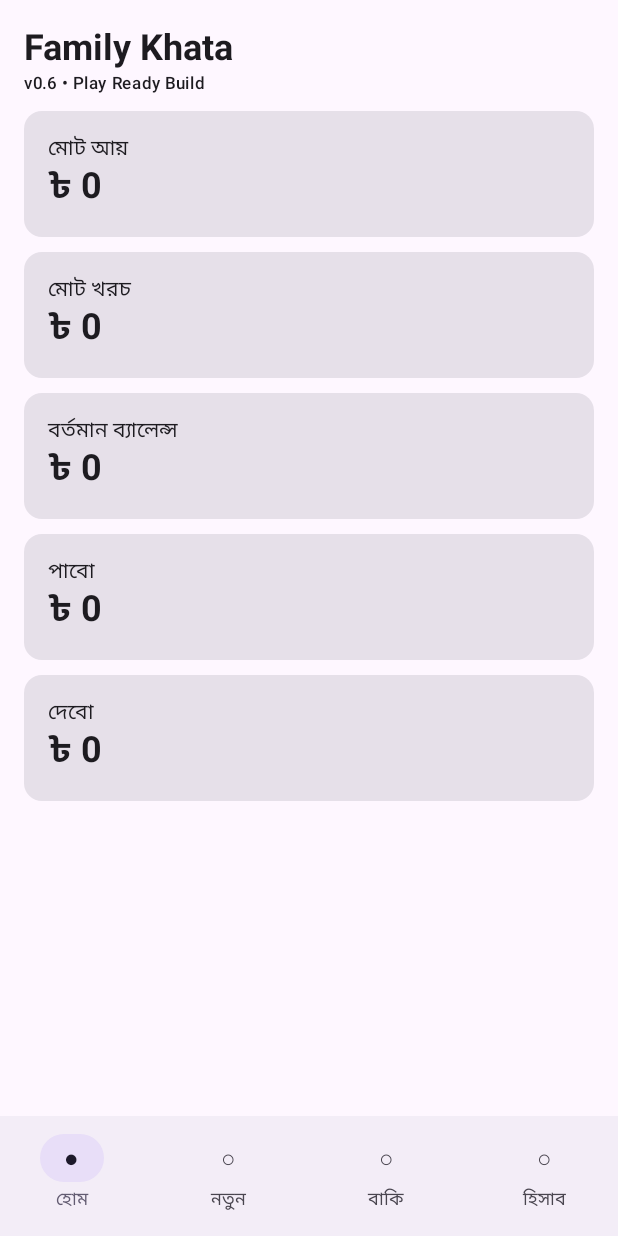
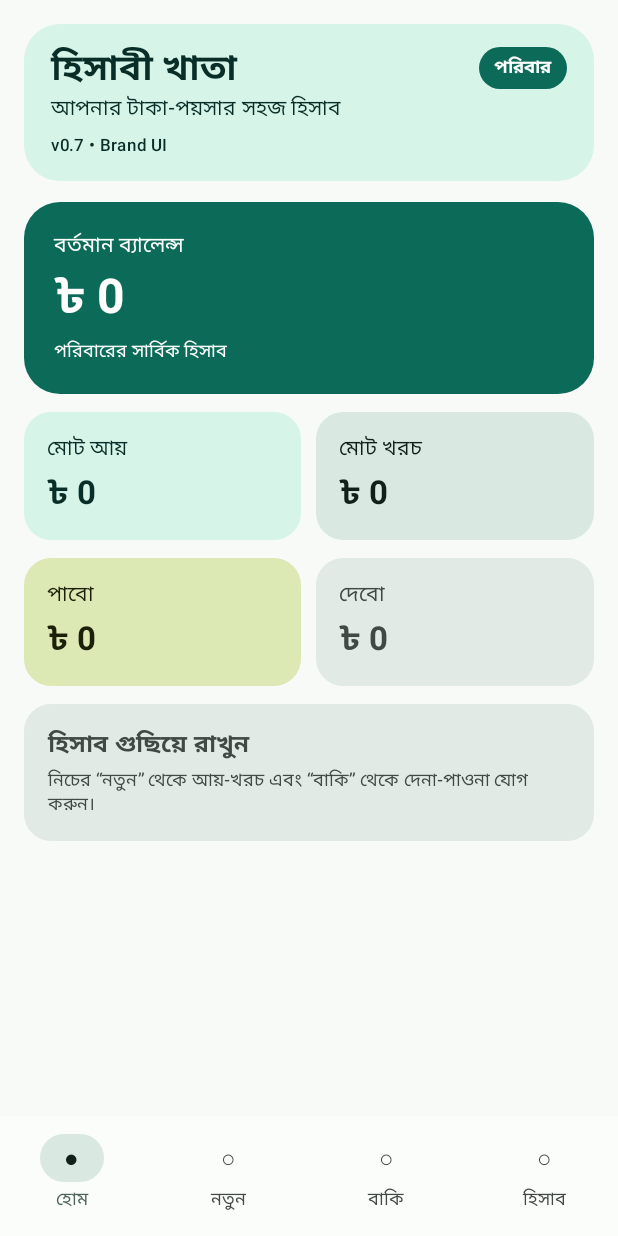
Before and after one commit to Uddinmezbah/Familykhata.Android_source, an Android app built with Jetpack Compose: the screen it shows after launch (MainActivity), on a phone screen of 412 x 824 dp. Run offline under Robolectric (Android 15) with nearby library versions, the light colour scheme and no system bars; our stand-ins replace Room's generated code.

Commit message:
Add Hisabi Khata branding and UI v0.7

```diff
--- a/app/build.gradle.kts
+++ b/app/build.gradle.kts
@@ -16,8 +16,8 @@ android {
         applicationId = "com.familykhata.app"
         minSdk = 24
         targetSdk = 36
-        versionCode = 7
-        versionName = "0.6.0"
+        versionCode = 8
+        versionName = "0.7.0"
 
         testInstrumentationRunner = "androidx.test.runner.AndroidJUnitRunner"
         vectorDrawables.useSupportLibrary = true
--- a/app/src/main/AndroidManifest.xml
+++ b/app/src/main/AndroidManifest.xml
@@ -2,9 +2,11 @@
 <manifest xmlns:android="http://schemas.android.com/apk/res/android">
     <application
         android:allowBackup="true"
-        android:label="Family Khata"
+        android:icon="@mipmap/ic_launcher"
+        android:label="@string/app_name"
+        android:roundIcon="@mipmap/ic_launcher_round"
         android:supportsRtl="true"
-        android:theme="@style/Theme.FamilyKhata">
+        android:theme="@style/Theme.HisabiKhata">
         <activity
             android:name=".MainActivity"
             android:exported="true">
--- a/app/src/main/java/com/familykhata/app/ui/FamilyKhataApp.kt
+++ b/app/src/main/java/com/familykhata/app/ui/FamilyKhataApp.kt
@@ -9,6 +9,7 @@ import androidx.compose.foundation.layout.fillMaxSize
 import androidx.compose.foundation.layout.fillMaxWidth
 import androidx.compose.foundation.layout.height
 import androidx.compose.foundation.layout.padding
+import androidx.compose.foundation.shape.RoundedCornerShape
 import androidx.compose.foundation.lazy.LazyColumn
 import androidx.compose.foundation.lazy.items
 import androidx.compose.foundation.rememberScrollState
@@ -22,6 +23,7 @@ import androidx.compose.material3.NavigationBarItem
 import androidx.compose.material3.OutlinedButton
 import androidx.compose.material3.OutlinedTextField
 import androidx.compose.material3.Scaffold
+import androidx.compose.material3.Surface
 import androidx.compose.material3.Text
 import androidx.compose.material3.TextButton
 import androidx.compose.runtime.Composable
@@ -31,6 +33,7 @@ import androidx.compose.runtime.mutableStateOf
 import androidx.compose.runtime.remember
 import androidx.compose.runtime.setValue
 import androidx.compose.ui.Modifier
+import androidx.compose.ui.graphics.Color
 import androidx.compose.ui.text.font.FontWeight
 import androidx.compose.ui.unit.dp
 import com.familykhata.app.FamilyKhataViewModel
@@ -52,10 +55,10 @@ private enum class Tab(val label: String) {
 fun FamilyKhataApp(viewModel: FamilyKhataViewModel) {
     var tab by remember { mutableStateOf(Tab.DASHBOARD) }
 
-    MaterialTheme {
+    HisabiKhataTheme {
         Scaffold(
             bottomBar = {
-                NavigationBar {
+                NavigationBar(containerColor = MaterialTheme.colorScheme.surface) {
                     Tab.entries.forEach { item ->
                         NavigationBarItem(
                             selected = tab == item,
@@ -73,9 +76,8 @@ fun FamilyKhataApp(viewModel: FamilyKhataViewModel) {
                     .padding(padding)
                     .padding(16.dp)
             ) {
-                Text("Family Khata", style = MaterialTheme.typography.headlineSmall, fontWeight = FontWeight.Bold)
-                Text("v0.6 • Play Ready Build", style = MaterialTheme.typography.labelSmall)
-                Spacer(Modifier.height(10.dp))
+                BrandHeader()
+                Spacer(Modifier.height(14.dp))
                 Box(
                     modifier = Modifier
                         .fillMaxWidth()
@@ -94,27 +96,174 @@ fun FamilyKhataApp(viewModel: FamilyKhataViewModel) {
 }
 
 @Composable
+private fun BrandHeader() {
+    Surface(
+        modifier = Modifier.fillMaxWidth(),
+        shape = RoundedCornerShape(24.dp),
+        color = MaterialTheme.colorScheme.primaryContainer
+    ) {
+        Column(
+            modifier = Modifier.padding(horizontal = 18.dp, vertical = 15.dp),
+            verticalArrangement = Arrangement.spacedBy(6.dp)
+        ) {
+            Row(
+                modifier = Modifier.fillMaxWidth(),
+                horizontalArrangement = Arrangement.SpaceBetween
+            ) {
+                Column {
+                    Text(
+                        "হিসাবী খাতা",
+                        style = MaterialTheme.typography.headlineSmall,
+                        fontWeight = FontWeight.Bold,
+                        color = MaterialTheme.colorScheme.onPrimaryContainer
+                    )
+                    Text(
+                        "আপনার টাকা-পয়সার সহজ হিসাব",
+                        style = MaterialTheme.typography.bodyMedium,
+                        color = MaterialTheme.colorScheme.onPrimaryContainer
+                    )
+                }
+                Surface(
+                    shape = RoundedCornerShape(50),
+                    color = MaterialTheme.colorScheme.primary
+                ) {
+                    Text(
+                        "পরিবার",
+                        modifier = Modifier.padding(horizontal = 10.dp, vertical = 6.dp),
+                        style = MaterialTheme.typography.labelMedium,
+                        fontWeight = FontWeight.SemiBold,
+                        color = MaterialTheme.colorScheme.onPrimary
+                    )
+                }
+            }
+            Text(
+                "v0.7 • Brand UI",
+                style = MaterialTheme.typography.labelSmall,
+                color = MaterialTheme.colorScheme.onPrimaryContainer
+            )
+        }
+    }
+}
+
+@Composable
 private fun DashboardScreen(viewModel: FamilyKhataViewModel) {
     val totals by viewModel.totals.collectAsState()
     val bakiPeople by viewModel.bakiPeople.collectAsState()
     val receivable = bakiPeople.filter { it.balance > 0 }.sumOf { it.balance }
     val payable = -bakiPeople.filter { it.balance < 0 }.sumOf { it.balance }
+    val balance = totals.income - totals.expense
 
-    Column(verticalArrangement = Arrangement.spacedBy(10.dp)) {
-        SummaryCard("মোট আয়", totals.income)
-        SummaryCard("মোট খরচ", totals.expense)
-        SummaryCard("বর্তমান ব্যালেন্স", totals.income - totals.expense)
-        SummaryCard("পাবো", receivable)
-        SummaryCard("দেবো", payable)
+    Column(
+        modifier = Modifier
+            .fillMaxSize()
+            .verticalScroll(rememberScrollState()),
+        verticalArrangement = Arrangement.spacedBy(12.dp)
+    ) {
+        Surface(
+            modifier = Modifier.fillMaxWidth(),
+            shape = RoundedCornerShape(24.dp),
+            color = MaterialTheme.colorScheme.primary
+        ) {
+            Column(
+                modifier = Modifier.padding(20.dp),
+                verticalArrangement = Arrangement.spacedBy(4.dp)
+            ) {
+                Text(
+                    "বর্তমান ব্যালেন্স",
+                    style = MaterialTheme.typography.labelLarge,
+                    color = MaterialTheme.colorScheme.onPrimary
+                )
+                Text(
+                    "৳ ${money(balance)}",
+                    style = MaterialTheme.typography.headlineLarge,
+                    fontWeight = FontWeight.Bold,
+                    color = MaterialTheme.colorScheme.onPrimary
+                )
+                Text(
+                    "পরিবারের সার্বিক হিসাব",
+                    style = MaterialTheme.typography.bodySmall,
+                    color = MaterialTheme.colorScheme.onPrimary
+                )
+            }
+        }
+
+        Row(
+            modifier = Modifier.fillMaxWidth(),
+            horizontalArrangement = Arrangement.spacedBy(10.dp)
+        ) {
+            MetricCard(
+                title = "মোট আয়",
+                amount = totals.income,
+                modifier = Modifier.weight(1f),
+                containerColor = MaterialTheme.colorScheme.primaryContainer
+            )
+            MetricCard(
+                title = "মোট খরচ",
+                amount = totals.expense,
+                modifier = Modifier.weight(1f),
+                containerColor = MaterialTheme.colorScheme.secondaryContainer
+            )
+        }
+
+        Row(
+            modifier = Modifier.fillMaxWidth(),
+            horizontalArrangement = Arrangement.spacedBy(10.dp)
+        ) {
+            MetricCard(
+                title = "পাবো",
+                amount = receivable,
+                modifier = Modifier.weight(1f),
+                containerColor = MaterialTheme.colorScheme.tertiaryContainer
+            )
+            MetricCard(
+                title = "দেবো",
+                amount = payable,
+                modifier = Modifier.weight(1f),
+                containerColor = MaterialTheme.colorScheme.surfaceVariant
+            )
+        }
+
+        Surface(
+            modifier = Modifier.fillMaxWidth(),
+            shape = RoundedCornerShape(18.dp),
+            color = MaterialTheme.colorScheme.surfaceVariant
+        ) {
+            Column(
+                modifier = Modifier.padding(16.dp),
+                verticalArrangement = Arrangement.spacedBy(3.dp)
+            ) {
+                Text("হিসাব গুছিয়ে রাখুন", fontWeight = FontWeight.Bold)
+                Text(
+                    "নিচের “নতুন” থেকে আয়-খরচ এবং “বাকি” থেকে দেনা-পাওনা যোগ করুন।",
+                    style = MaterialTheme.typography.bodySmall
+                )
+            }
+        }
     }
 }
 
 @Composable
-private fun SummaryCard(title: String, amount: Double) {
-    Card(modifier = Modifier.fillMaxWidth()) {
-        Column(Modifier.padding(16.dp)) {
+private fun MetricCard(
+    title: String,
+    amount: Double,
+    modifier: Modifier = Modifier,
+    containerColor: Color = MaterialTheme.colorScheme.surfaceVariant
+) {
+    Surface(
+        modifier = modifier,
+        shape = RoundedCornerShape(18.dp),
+        color = containerColor
+    ) {
+        Column(
+            modifier = Modifier.padding(15.dp),
+            verticalArrangement = Arrangement.spacedBy(5.dp)
+        ) {
             Text(title, style = MaterialTheme.typography.labelLarge)
-            Text("৳ ${money(amount)}", style = MaterialTheme.typography.headlineSmall, fontWeight = FontWeight.Bold)
+            Text(
+                "৳ ${money(amount)}",
+                style = MaterialTheme.typography.titleLarge,
+                fontWeight = FontWeight.Bold
+            )
         }
     }
 }
--- /dev/null
+++ b/app/src/main/java/com/familykhata/app/ui/HisabiKhataTheme.kt
@@ -0,0 +1,72 @@
+package com.familykhata.app.ui
+
+import androidx.compose.foundation.isSystemInDarkTheme
+import androidx.compose.foundation.shape.RoundedCornerShape
+import androidx.compose.material3.MaterialTheme
+import androidx.compose.material3.Shapes
+import androidx.compose.material3.darkColorScheme
+import androidx.compose.material3.lightColorScheme
+import androidx.compose.runtime.Composable
+import androidx.compose.ui.graphics.Color
+import androidx.compose.ui.unit.dp
+
+private val HisabiLightColors = lightColorScheme(
+    primary = Color(0xFF0B6B58),
+    onPrimary = Color(0xFFFFFFFF),
+    primaryContainer = Color(0xFFD7F4E9),
+    onPrimaryContainer = Color(0xFF082E27),
+    secondary = Color(0xFF4D635B),
+    onSecondary = Color(0xFFFFFFFF),
+    secondaryContainer = Color(0xFFD9E9E2),
+    onSecondaryContainer = Color(0xFF10211C),
+    tertiary = Color(0xFF59633B),
+    onTertiary = Color(0xFFFFFFFF),
+    tertiaryContainer = Color(0xFFDDE9B5),
+    onTertiaryContainer = Color(0xFF1A2108),
+    background = Color(0xFFF7FAF7),
+    onBackground = Color(0xFF181D1B),
+    surface = Color(0xFFFBFDFB),
+    onSurface = Color(0xFF181D1B),
+    surfaceVariant = Color(0xFFE1EAE5),
+    onSurfaceVariant = Color(0xFF414945),
+    outline = Color(0xFF717974),
+    error = Color(0xFFBA1A1A)
+)
+
+private val HisabiDarkColors = darkColorScheme(
+    primary = Color(0xFF9DD6C5),
+    onPrimary = Color(0xFF00382D),
+    primaryContainer = Color(0xFF005141),
+    onPrimaryContainer = Color(0xFFB8F2E0),
+    secondary = Color(0xFFBDCCC4),
+    onSecondary = Color(0xFF28332F),
+    secondaryContainer = Color(0xFF3E4A45),
+    onSecondaryContainer = Color(0xFFD9E9E2),
+    tertiary = Color(0xFFC1CC96),
+    onTertiary = Color(0xFF2B3412),
+    tertiaryContainer = Color(0xFF414B26),
+    onTertiaryContainer = Color(0xFFDDE9B5),
+    background = Color(0xFF101412),
+    onBackground = Color(0xFFE0E4E1),
+    surface = Color(0xFF101412),
+    onSurface = Color(0xFFE0E4E1),
+    surfaceVariant = Color(0xFF414945),
+    onSurfaceVariant = Color(0xFFC1C9C4),
+    outline = Color(0xFF8B938E),
+    error = Color(0xFFFFB4AB)
+)
+
+private val HisabiShapes = Shapes(
+    small = RoundedCornerShape(12.dp),
+    medium = RoundedCornerShape(18.dp),
+    large = RoundedCornerShape(24.dp)
+)
+
+@Composable
+fun HisabiKhataTheme(content: @Composable () -> Unit) {
+    MaterialTheme(
+        colorScheme = if (isSystemInDarkTheme()) HisabiDarkColors else HisabiLightColors,
+        shapes = HisabiShapes,
+        content = content
+    )
+}
--- /dev/null
+++ b/app/src/main/res/mipmap-anydpi-v26/ic_launcher.xml
@@ -0,0 +1,5 @@
+<?xml version="1.0" encoding="utf-8"?>
+<adaptive-icon xmlns:android="http://schemas.android.com/apk/res/android">
+    <background android:drawable="@color/brand_primary" />
+    <foreground android:drawable="@drawable/ic_launcher_foreground" />
+</adaptive-icon>
--- /dev/null
+++ b/app/src/main/res/mipmap-anydpi-v26/ic_launcher_round.xml
@@ -0,0 +1,5 @@
+<?xml version="1.0" encoding="utf-8"?>
+<adaptive-icon xmlns:android="http://schemas.android.com/apk/res/android">
+    <background android:drawable="@color/brand_primary" />
+    <foreground android:drawable="@drawable/ic_launcher_foreground" />
+</adaptive-icon>
--- a/app/src/main/res/values/strings.xml
+++ b/app/src/main/res/values/strings.xml
@@ -1,3 +1,3 @@
 <resources>
-    <string name="app_name">Family Khata</string>
+    <string name="app_name">হিসাবী খাতা</string>
 </resources>
--- a/app/src/main/res/values/themes.xml
+++ b/app/src/main/res/values/themes.xml
@@ -1,9 +1,12 @@
 <?xml version="1.0" encoding="utf-8"?>
 <resources>
-    <style name="Theme.FamilyKhata" parent="android:style/Theme.Material.Light.NoActionBar">
+    <style name="Theme.HisabiKhata" parent="android:style/Theme.Material.Light.NoActionBar">
         <item name="android:fontFamily">sans</item>
         <item name="android:windowLightStatusBar">true</item>
-        <item name="android:statusBarColor">#FFFFFF</item>
-        <item name="android:navigationBarColor">#FFFFFF</item>
+        <item name="android:statusBarColor">@color/brand_surface</item>
+        <item name="android:navigationBarColor">@color/brand_surface</item>
+        <item name="android:windowActionModeOverlay">true</item>
     </style>
+
+    <style name="Theme.FamilyKhata" parent="@style/Theme.HisabiKhata" />
 </resources>
```
Also changed, not shown: app/src/main/res/drawable/ic_launcher_foreground.xml (added, +16 -0 lines), app/src/main/res/mipmap-anydpi/ic_launcher.xml (added, +19 -0 lines), app/src/main/res/mipmap-anydpi/ic_launcher_round.xml (added, +19 -0 lines), app/src/main/res/values/colors.xml (added, +7 -0 lines), 2 other files.
